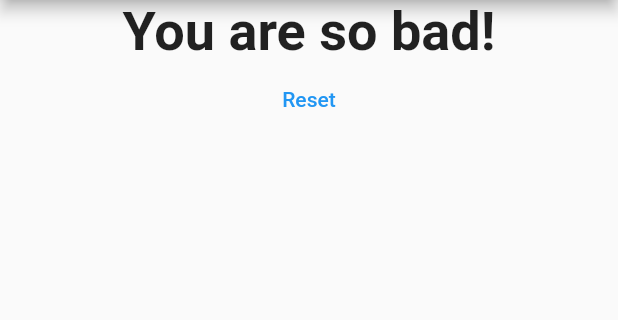
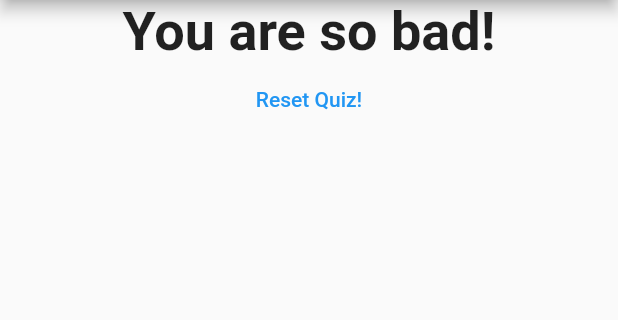
Before and after one commit to davidcopano/flutter_complete_guide, a Flutter app: the screen it shows after launch, after a tap on "Black", after a tap on "Snake", after a tap on "Ford", on a phone screen of 412 x 824 dp, the part 84-404 px from its top. Run offline on Flutter 3.47's test engine with Material 2 defaults, Android fonts, the phone set to English and light mode, and no system bars.

Commit message:
Following the course

```diff
--- a/lib/main.dart
+++ b/lib/main.dart
@@ -44,6 +44,13 @@ class _MyCoolAppState extends State<MyCoolApp> {
   var _questionIndex = 0;
   var _totalScore = 0;
 
+  void _resetQuiz() {
+    setState(() {
+      _questionIndex = 0;
+      _totalScore = 0;
+    });
+  }
+
   void _answerQuestion(int score) {
     _totalScore += score;
     setState(() {
@@ -64,7 +71,7 @@ class _MyCoolAppState extends State<MyCoolApp> {
                 questionIndex: _questionIndex,
                 answerQuestion: _answerQuestion,
               )
-            : Result(_totalScore),
+            : Result(_totalScore, _resetQuiz),
       ),
     );
   }
--- a/lib/result.dart
+++ b/lib/result.dart
@@ -2,8 +2,9 @@ import 'package:flutter/material.dart';
 
 class Result extends StatelessWidget {
   final int resultScore;
+  final Function resetQuiz;
 
-  Result(this.resultScore);
+  Result(this.resultScore, this.resetQuiz);
 
   String get resultPhrase {
     String resultText;
@@ -30,10 +31,8 @@ class Result extends StatelessWidget {
             textAlign: TextAlign.center,
           ),
           TextButton(
-            onPressed: () {
-              print('Reset clicked!');
-            },
-            child: Text('Reset'),
+            onPressed: resetQuiz,
+            child: Text('Reset Quiz!'),
           ),
         ],
       ),
```
